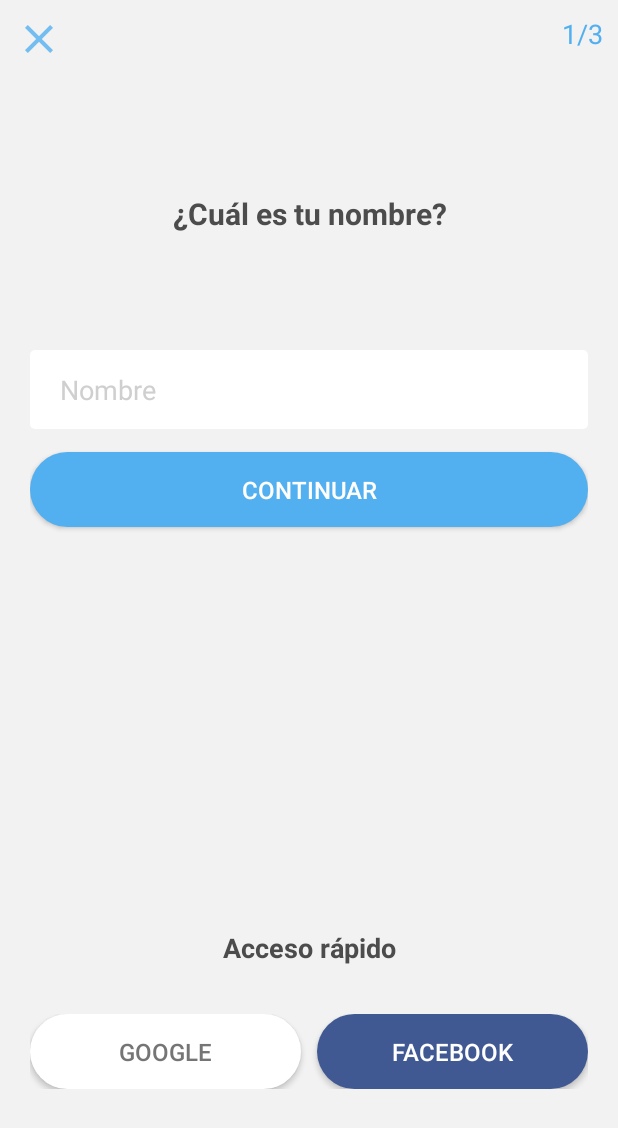
After one commit to sdanerib/myduolingo_android_basics, an Android app: the WhatIsYourNameActivity screen opened directly, with no data from a screen before it, on a phone screen of 412 x 824 dp. The commit adds this screen. Shown: the top 1128 px of the screen. Run offline under Robolectric (Android 15) with nearby library versions, the phone set to English and light mode, and no system bars.

Commit message:
what is your name view

```diff
--- a/app/src/main/AndroidManifest.xml
+++ b/app/src/main/AndroidManifest.xml
@@ -54,6 +54,17 @@
             android:name=".RequestProfileInfoActivity"
             android:label="@string/title_activity_request_profile_info"
             android:theme="@style/AppTheme.NoActionBar">
+
+            <!--
+            <intent-filter>
+                <action android:name="android.intent.action.MAIN" />
+
+                <category android:name="android.intent.category.LAUNCHER" />
+            </intent-filter>
+            -->
+        </activity>
+        <activity android:name=".WhatIsYourNameActivity"
+            android:theme="@style/AppTheme.NoActionBar">
             <!--<intent-filter>
                 <action android:name="android.intent.action.MAIN" />
 
--- a/app/src/main/java/com/example/macintosh/myduolingo/RequestProfileInfoActivity.java
+++ b/app/src/main/java/com/example/macintosh/myduolingo/RequestProfileInfoActivity.java
@@ -1,18 +1,39 @@
 package com.example.macintosh.myduolingo;
 
+import android.content.Intent;
 import android.os.Bundle;
 import android.support.design.widget.FloatingActionButton;
 import android.support.design.widget.Snackbar;
 import android.support.v7.app.AppCompatActivity;
 import android.support.v7.widget.Toolbar;
 import android.view.View;
+import android.widget.Button;
 
 public class RequestProfileInfoActivity extends AppCompatActivity {
+    private Button btnContinue;
+    private Intent navIntent;
 
     @Override
     protected void onCreate(Bundle savedInstanceState) {
         super.onCreate(savedInstanceState);
         setContentView(R.layout.activity_request_profile_info);
+
+        ui();
+    }
+
+    public void ui(){
+        this.btnContinue = findViewById(R.id.btn_create_profile);
+        initEventsForm();
+    }
+
+    public void initEventsForm() {
+        btnContinue.setOnClickListener(new View.OnClickListener() {
+            @Override
+            public void onClick(View v) {
+                navIntent = new Intent(RequestProfileInfoActivity.this, WhatIsYourNameActivity.class);
+                startActivity(navIntent);
+            }
+        });
     }
 
 }
--- /dev/null
+++ b/app/src/main/java/com/example/macintosh/myduolingo/WhatIsYourNameActivity.java
@@ -0,0 +1,58 @@
+package com.example.macintosh.myduolingo;
+
+import android.content.Intent;
+import android.support.v7.app.AppCompatActivity;
+import android.os.Bundle;
+import android.view.View;
+import android.widget.Button;
+import android.widget.ImageButton;
+
+import com.example.macintosh.myduolingo.models.LanguageToLearnEntity;
+import com.example.macintosh.myduolingo.storage.LanguageToLearnData;
+
+public class WhatIsYourNameActivity extends AppCompatActivity {
+    private Button btnContinue;
+    private ImageButton btnClose;
+    private Intent navIntent;
+    private LanguageToLearnEntity languageToLearnObj;
+
+    @Override
+    protected void onCreate(Bundle savedInstanceState) {
+        super.onCreate(savedInstanceState);
+        setContentView(R.layout.activity_what_is_your_name);
+
+        ui();
+    }
+
+    public void ui() {
+        this.btnContinue = findViewById(R.id.btn_continue);
+        this.btnClose = findViewById(R.id.btn_back);
+        initEventsForm();
+    }
+
+    public void initEventsForm() {
+        btnContinue.setOnClickListener(new View.OnClickListener() {
+            @Override
+            public void onClick(View v) {
+                languageToLearnObj  = new LanguageToLearnData().getStudiedLanguage();
+                navIntent = new Intent(WhatIsYourNameActivity.this, UserSessionDashboard.class);
+                navIntent.putExtra("STUDIED_LANGUAGE", languageToLearnObj);
+                startActivity(navIntent);
+                finish();
+            }
+        });
+
+        btnClose.setOnClickListener(new View.OnClickListener() {
+            @Override
+            public void onClick(View v) {
+                onSupportNavigateUp();
+            }
+        });
+    }
+
+    @Override
+    public boolean onSupportNavigateUp() {
+        onBackPressed();
+        return true;
+    }
+}
--- a/app/src/main/res/mipmap-anydpi-v26/ic_duolingo_pet.xml
+++ b/app/src/main/res/drawable/shape_white_input.xml
@@ -1,6 +1,9 @@
 <?xml version="1.0" encoding="utf-8"?>
+<shape xmlns:android="http://schemas.android.com/apk/res/android"
+    android:shape="rectangle"
+    android:state_pressed="true">
 
-<adaptive-icon xmlns:android="http://schemas.android.com/apk/res/android">
-    <background android:drawable="@drawable/splash_background" />
-    <!-- <foreground android:drawable="@drawable/ic_launcher_foreground" /> -->
-</adaptive-icon>
+    <solid android:color="@color/creme"></solid>
+    <corners android:radius="3dp" />
+
+</shape>
--- a/app/src/main/res/layout/activity_request_profile_info.xml
+++ b/app/src/main/res/layout/activity_request_profile_info.xml
@@ -19,6 +19,7 @@
             android:layout_width="match_parent"
             android:layout_height="wrap_content"
             android:text="@string/title_request_profile_info"
+            android:textStyle="bold"
             android:textAlignment="center"
             android:textColor="@color/licoriceStrong"
             android:textSize="25sp" />
--- /dev/null
+++ b/app/src/main/res/layout/activity_what_is_your_name.xml
@@ -0,0 +1,137 @@
+<?xml version="1.0" encoding="utf-8"?>
+<LinearLayout xmlns:android="http://schemas.android.com/apk/res/android"
+    xmlns:tools="http://schemas.android.com/tools"
+    android:layout_width="match_parent"
+    android:layout_height="match_parent"
+    android:background="@color/grayMedium"
+    android:orientation="vertical"
+    tools:context="com.example.macintosh.myduolingo.WhatIsYourNameActivity">
+
+    <LinearLayout
+        android:layout_width="match_parent"
+        android:layout_height="0dp"
+        android:layout_weight="0.1">
+
+        <LinearLayout
+            android:layout_width="0dp"
+            android:layout_height="wrap_content"
+            android:layout_weight="0.5"
+            android:padding="10dp">
+
+            <ImageButton
+                android:id="@+id/btn_back"
+                android:layout_width="wrap_content"
+                android:layout_height="wrap_content"
+                android:background="@drawable/shape_btn_full_transparent"
+                android:src="@drawable/ic_action_name" />
+        </LinearLayout>
+
+        <LinearLayout
+            android:layout_width="0dp"
+            android:layout_height="match_parent"
+            android:layout_weight="0.5"
+            android:padding="10dp">
+
+            <TextView
+                android:layout_width="match_parent"
+                android:layout_height="wrap_content"
+                android:text="1/3"
+                android:textAlignment="viewEnd"
+                android:textColor="@color/blueberryClear"
+                android:textSize="18sp" />
+        </LinearLayout>
+    </LinearLayout>
+
+    <TextView
+        android:layout_width="match_parent"
+        android:layout_height="0dp"
+        android:layout_weight="0.15"
+        android:gravity="center"
+        android:textStyle="bold"
+        android:text="¿Cuál es tu nombre?"
+        android:textAlignment="center"
+        android:textColor="@color/licoriceStrong"
+        android:textSize="20sp" />
+
+    <LinearLayout
+        android:layout_width="match_parent"
+        android:layout_height="0dp"
+        android:layout_weight="0.45"
+        android:layout_marginTop="10dp"
+        android:padding="20dp"
+        android:orientation="vertical">
+        <EditText
+            android:id="@+id/txt_name"
+            android:layout_width="match_parent"
+            android:layout_height="wrap_content"
+            android:background="@drawable/shape_white_input"
+            android:paddingHorizontal="20dp"
+            android:paddingVertical="14dp"
+            android:textColorHint="@color/cloudStrong"
+            android:layout_marginBottom="15dp"
+            android:inputType="text"
+            android:textSize="18sp"
+            android:hint="Nombre" />
+        <Button
+            android:id="@+id/btn_continue"
+            android:layout_width="match_parent"
+            android:layout_height="wrap_content"
+            android:background="@drawable/shape_principal_button"
+            android:paddingVertical="14dp"
+            android:text="@string/btn_text_continue"
+            android:textAllCaps="true"
+            android:textColor="@color/creme"
+            android:textSize="16sp" />
+    </LinearLayout>
+
+    <LinearLayout
+        android:layout_width="match_parent"
+        android:layout_height="0dp"
+        android:layout_weight="0.3"
+        android:orientation="vertical"
+        android:layout_gravity="bottom"
+        android:padding="20dp">
+
+        <TextView
+            android:layout_width="match_parent"
+            android:layout_height="wrap_content"
+            android:layout_marginBottom="12dp"
+            android:text="@string/txtv_one_tap_sign_in"
+            android:textColor="@color/licoriceStrong"
+            android:textStyle="bold"
+            android:textAlignment="center"
+            android:textSize="18sp"
+            android:paddingVertical="20dp"/>
+
+        <LinearLayout
+            android:layout_width="match_parent"
+            android:layout_height="wrap_content"
+            android:orientation="horizontal">
+
+            <Button
+                android:layout_width="0dp"
+                android:layout_height="wrap_content"
+                android:layout_marginRight="5dp"
+                android:layout_weight="0.5"
+                android:background="@drawable/shape_white_button"
+                android:elevation="0dp"
+                android:paddingVertical="14dp"
+                android:text="@string/btn_text_google"
+                android:textColor="#757575"
+                android:textSize="16sp" />
+
+            <Button
+                android:layout_width="0dp"
+                android:layout_height="wrap_content"
+                android:layout_marginLeft="5dp"
+                android:layout_weight="0.5"
+                android:background="@drawable/shape_btn_facebook"
+                android:paddingVertical="14dp"
+                android:text="@string/btn_text_facebook"
+                android:textColor="@color/creme"
+                android:textSize="16sp" />
+        </LinearLayout>
+
+    </LinearLayout>
+
+</LinearLayout>
```
Also changed, not shown: app/src/main/ic_close-web.png (added), app/src/main/res/drawable-hdpi/ic_action_name.png (added), app/src/main/res/drawable-mdpi/ic_action_name.png (added), app/src/main/res/drawable-xhdpi/ic_action_name.png (added), app/src/main/res/drawable-xxhdpi/ic_action_name.png (added).
